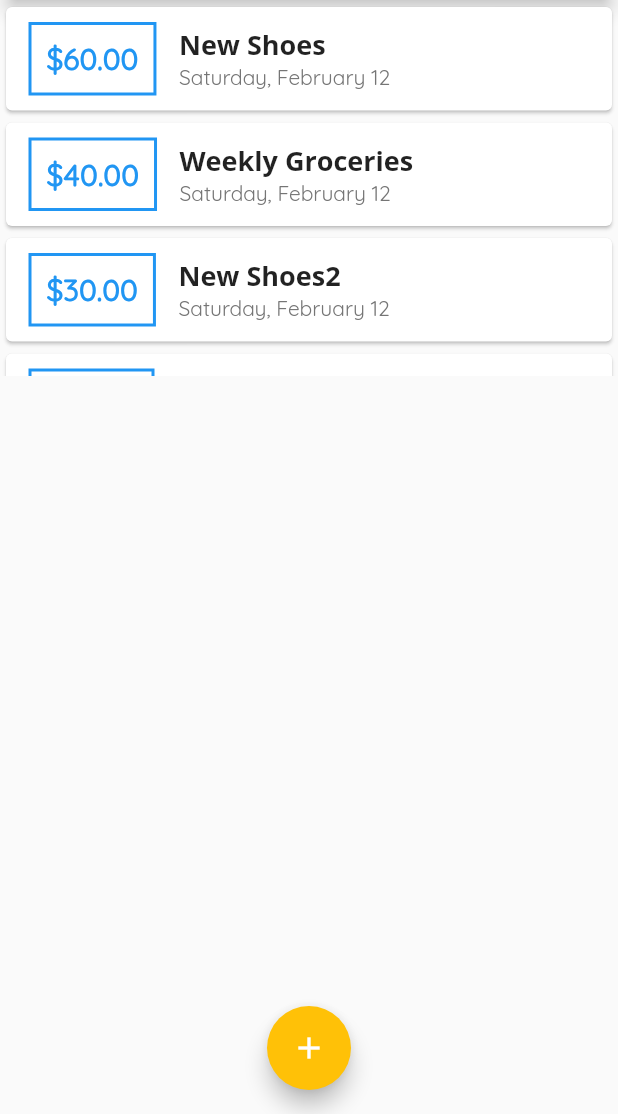
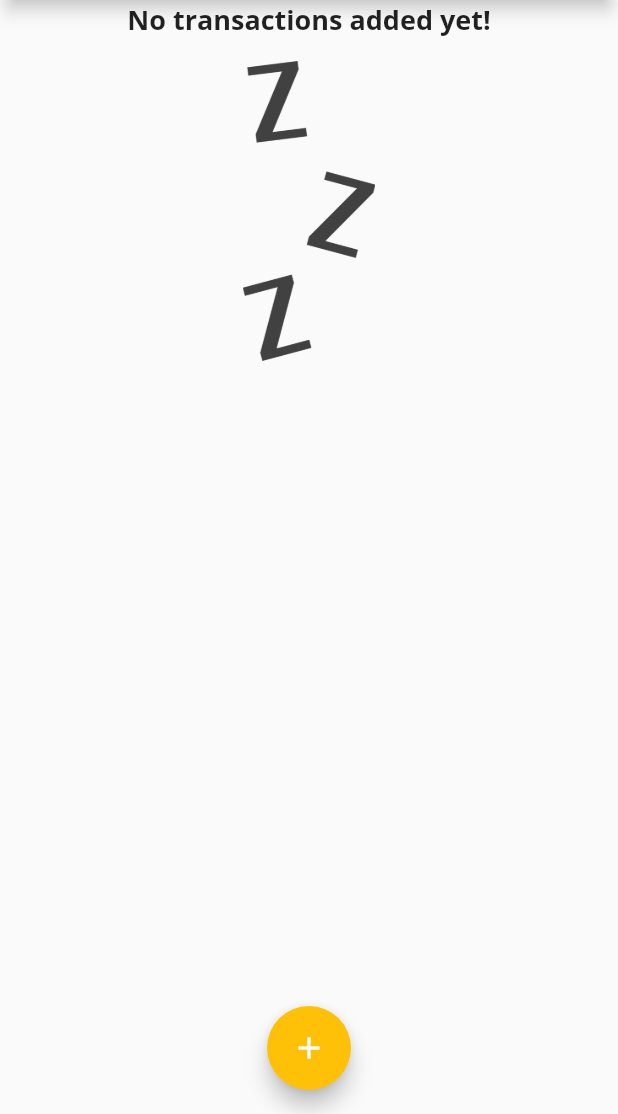
Before and after one commit to mahdibouaziz/flutter-personal-expenses, a Flutter app: the screen it shows after launch, on a phone screen of 412 x 824 dp, the part 122-1236 px from its top. Run offline on Flutter 3.47's test engine with Material 2 defaults, Android fonts, the phone set to English and light mode, and no system bars.

Commit message:
added custom images when we don't have elements

```diff
--- a/lib/main.dart
+++ b/lib/main.dart
@@ -37,14 +37,14 @@ class MyHomePage extends StatefulWidget {
 
 class _MyHomePageState extends State<MyHomePage> {
   final List<Transaction> userTransactions = [
-    Transaction(
-        amomunt: 60, date: DateTime.now(), id: 't1', title: 'New Shoes'),
-    Transaction(
-        amomunt: 40, date: DateTime.now(), id: 't1', title: 'Weekly Groceries'),
-    Transaction(
-        amomunt: 30, date: DateTime.now(), id: 't1', title: 'New Shoes2'),
-    Transaction(
-        amomunt: 57, date: DateTime.now(), id: 't1', title: 'New Shoes3'),
+    // Transaction(
+    //     amomunt: 60, date: DateTime.now(), id: 't1', title: 'New Shoes'),
+    // Transaction(
+    //     amomunt: 40, date: DateTime.now(), id: 't1', title: 'Weekly Groceries'),
+    // Transaction(
+    //     amomunt: 30, date: DateTime.now(), id: 't1', title: 'New Shoes2'),
+    // Transaction(
+    //     amomunt: 57, date: DateTime.now(), id: 't1', title: 'New Shoes3'),
   ];
 
   void addNewTransaction(String title, double amount) {
--- a/lib/widgets/transaction_list.dart
+++ b/lib/widgets/transaction_list.dart
@@ -12,7 +12,11 @@ class TransactionList extends StatelessWidget {
   Widget build(BuildContext context) {
     return SizedBox(
       height: 250,
-      child: ListView.builder(
+      child: userTransactions.isEmpty? Column(children: [
+        Text("No transactions added yet!", style: Theme.of(context).textTheme.titleLarge,),
+        SizedBox(height: 15,),
+        SizedBox( height: 200 ,child: Image.asset("assets/images/waiting.png",fit: BoxFit.cover,))
+      ],) :  ListView.builder(
         itemBuilder: (cxt, index) {
           return Card(
             child: Row(
--- a/pubspec.yaml
+++ b/pubspec.yaml
@@ -57,9 +57,8 @@ flutter:
   uses-material-design: true
 
   # To add assets to your application, add an assets section, like this:
-  # assets:
-  #   - images/a_dot_burr.jpeg
-  #   - images/a_dot_ham.jpeg
+  assets:
+    - assets/images/waiting.png
 
   # An image asset can refer to one or more resolution-specific "variants", see
   # https://flutter.dev/assets-and-images/#resolution-aware.
```
